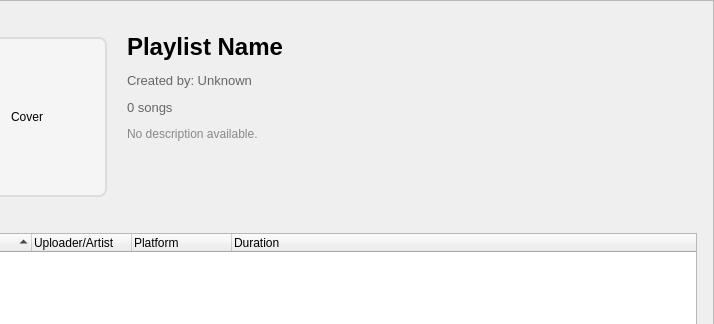
Old version of the form src/ui/page/playlist_page.ui in the repository Paindar/BilibiliPlayer; both pictures show x 86 to 800 and y 0 to 324 of the 800 by 600 pixel window.
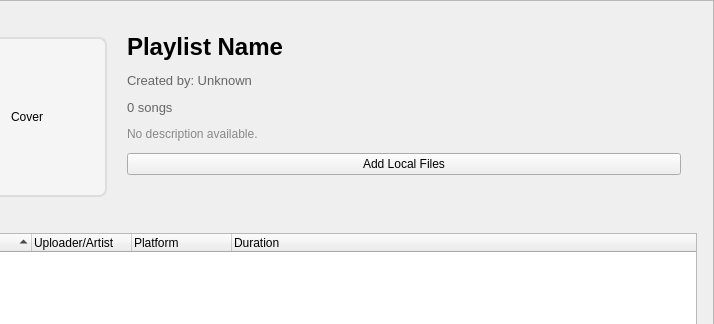
New version of the form. Custom widgets are drawn as their Qt base class.

Commit message: Support add local media.

What changed in the file:
```diff
--- a/src/ui/page/playlist_page.ui
+++ b/src/ui/page/playlist_page.ui
@@ -186,6 +186,13 @@
                </property>
               </widget>
              </item>
+                <item>
+                <widget class="QPushButton" name="addLocalFilesButton">
+                    <property name="text">
+                    <string>Add Local Files</string>
+                    </property>
+                </widget>
+                </item>
              <item>
               <spacer name="infoVerticalSpacer">
                <property name="orientation">
```
The commit also changes 4 other files.
